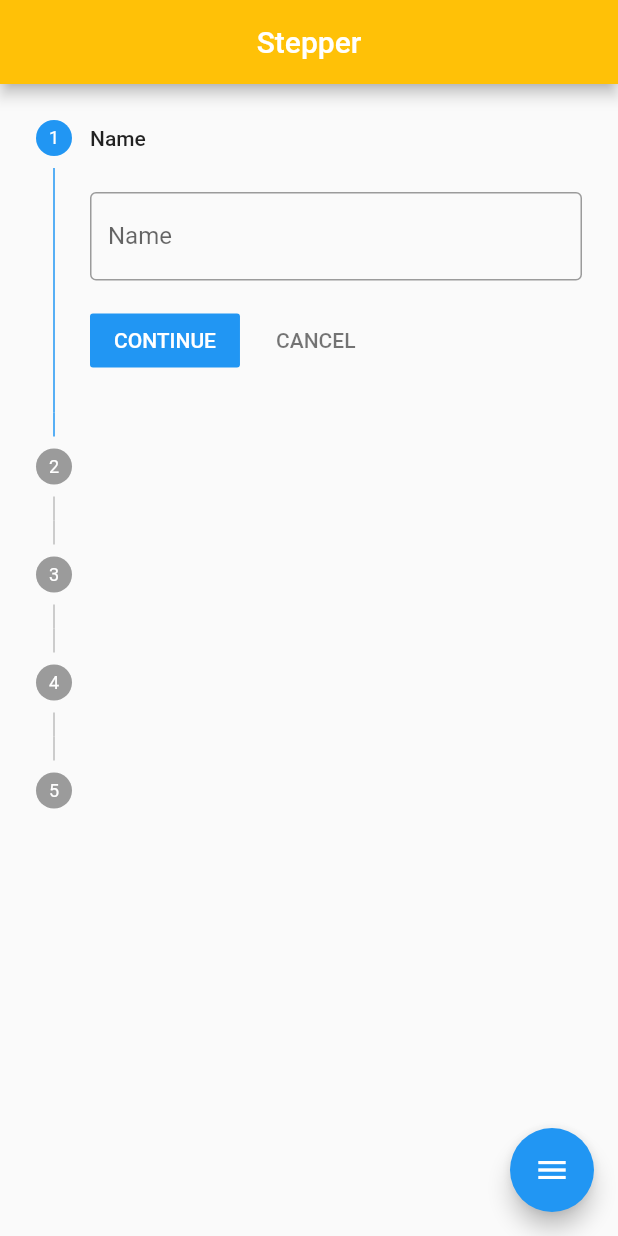
After one commit to sagarkoju/FreezedAPIcall, a Flutter app: the screen it shows after launch, after a tap on "Stepper", on a phone screen of 412 x 824 dp. The commit adds this screen. Run offline on Flutter 3.47's test engine with Material 2 defaults, Android fonts, the phone set to English and light mode, and no system bars; our stand-ins replace auto_route, dartz, dio, flutter_hooks, freezed_annotation, hooks_riverpod and 1 more; network calls fail.

Commit message:
stepper widget

```diff
--- a/lib/page/button.dart
+++ b/lib/page/button.dart
@@ -33,18 +33,28 @@ class ButtonScreenPage extends StatelessWidget {
                   onpressed: () {
                     context.router.push(CommentRoute());
                   }),
-                  SizedBox(
+              SizedBox(
                 height: 10,
               ),
-                    ButtonWidget(
+              ButtonWidget(
                   text: 'Shimmer effect',
                   onpressed: () {
                     context.router.push(ShimmerRoute());
                   }),
-                       ButtonWidget(
+              ButtonWidget(
+                  text: 'Text Overflow',
+                  onpressed: () {
+                    context.router.push(TextOverflowRoute());
+                  }),
+              ButtonWidget(
                   text: 'Login Form',
                   onpressed: () {
                     context.router.push(LoginRoute());
+                  }),
+                    ButtonWidget(
+                  text: 'Stepper',
+                  onpressed: () {
+                    context.router.push(SteppeRoute());
                   }),
               SizedBox(
                 height: 10,
--- /dev/null
+++ b/lib/page/stepper.dart
@@ -0,0 +1,125 @@
+import 'package:flutter/material.dart';
+
+class SteppeScreen extends StatefulWidget {
+  const SteppeScreen({Key? key}) : super(key: key);
+
+  @override
+  _SteppeScreenState createState() => _SteppeScreenState();
+}
+
+class _SteppeScreenState extends State<SteppeScreen> {
+  int _currentstep = 0;
+  StepperType stepperType = StepperType.vertical;
+  switchStepsType() {
+    setState(() => stepperType == StepperType.vertical
+        ? stepperType = StepperType.horizontal
+        : stepperType = StepperType.vertical);
+  }
+
+  @override
+  Widget build(BuildContext context) {
+    return Scaffold(
+        appBar: AppBar(
+          title: Text('Stepper'),
+          centerTitle: true,
+          backgroundColor: Colors.amber,
+          automaticallyImplyLeading: false,
+        ),
+        floatingActionButton: FloatingActionButton(
+          child: Icon(Icons.menu),
+          onPressed: switchStepsType,
+        ),
+        body: Row(
+          children: [
+            Expanded(
+              child: Stepper(
+                physics : ClampingScrollPhysics(),
+                type: stepperType,
+                steps: _mySteps(),
+                currentStep: this._currentstep,
+                onStepTapped: (step) {
+                  setState(() {
+                    this._currentstep = step;
+                  });
+                },
+                onStepContinue: () {
+                  setState(() {
+                    if (this._currentstep < this._mySteps().length - 1) {
+                      this._currentstep = this._currentstep + 1;
+                    } else {
+                      // if everything is completed
+                      print('completed, check field');
+                    }
+                  });
+                },
+                onStepCancel: () {
+                  setState(() {
+                    if (this._currentstep > 0) {
+                      this._currentstep = this._currentstep - 1;
+                    } else {
+                      this._currentstep = 0;
+                    }
+                  });
+                },
+              ),
+            ),
+          ],
+        ));
+  }
+
+  List<Step> _mySteps() {
+    List<Step> _steps = [
+      Step(
+        title:  Text(_currentstep ==0 ? 'Name': ''),
+        content: TextFormField(
+          decoration: InputDecoration(
+            labelText: 'Name',
+            border: OutlineInputBorder(),
+          ),
+        ),
+        isActive: _currentstep >= 0,
+      ),
+      Step(
+        title: Text(_currentstep ==1 ? 'Email': ''),
+        content: TextFormField(
+          decoration: InputDecoration(
+            labelText: 'Name',
+            border: OutlineInputBorder(),
+          ),
+        ),
+        isActive: _currentstep >= 1,
+      ),
+      Step(
+        title: Text(_currentstep ==2 ? 'Address': ''),
+        content: TextFormField(
+          decoration: InputDecoration(
+            labelText: 'Name',
+            border: OutlineInputBorder(),
+          ),
+        ),
+        isActive: _currentstep >= 2,
+      ),
+      Step(
+        title: Text(_currentstep ==3 ? 'Game': ''),
+        content: TextFormField(
+          decoration: InputDecoration(
+            labelText: 'Name',
+            border: OutlineInputBorder(),
+          ),
+        ),
+        isActive: _currentstep >= 3,
+      ),
+      Step(
+        title: Text(_currentstep ==4 ? 'Phone': ''),
+        content: TextFormField(
+          decoration: InputDecoration(
+            labelText: 'Name',
+            border: OutlineInputBorder(),
+          ),
+        ),
+        isActive: _currentstep >= 4,
+      ),
+    ];
+    return _steps;
+  }
+}
--- a/lib/route/src/app_router.dart
+++ b/lib/route/src/app_router.dart
@@ -9,6 +9,8 @@ import 'package:demo/page/login.dart';
 import 'package:demo/page/photos.dart';
 import 'package:demo/page/riverpod_screen.dart';
 import 'package:demo/page/shimmer.dart';
+import 'package:demo/page/stepper.dart';
+import 'package:demo/page/text_overflow.dart';
 
 @MaterialAutoRouter(
   preferRelativeImports: true,
@@ -22,6 +24,8 @@ import 'package:demo/page/shimmer.dart';
     AutoRoute<void>(page: AnimatedIconScreen),
     AutoRoute<void>(page: ShimmerScreen),
     AutoRoute<void>(page: LoginScreen),
+    AutoRoute<void>(page: TextOverflowScreen),
+    AutoRoute<void>(page: SteppeScreen),
   ],
 )
 class $AppRouter {}
```
Also changed, not shown: lib/page/text_overflow.dart (added, +31 -0 lines), lib/route/src/app_router.gr.dart.
